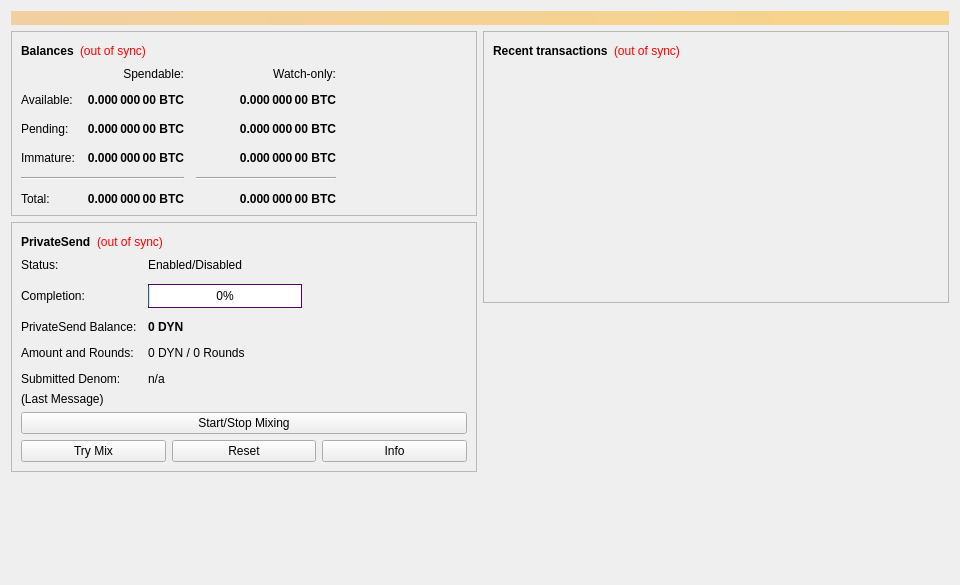
Above: src/qt/forms/overviewpage.ui from duality-solutions/Dynamic before the change. Below: the same form after it.
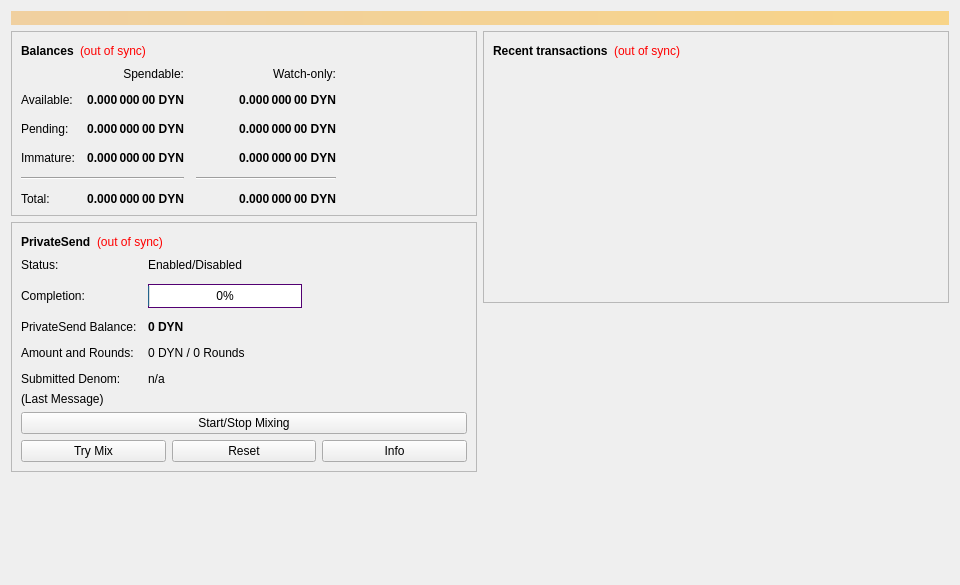
That is the form after the change.

Commit message: Fix Signal/Slot/Strings

```diff
--- a/src/qt/forms/overviewpage.ui
+++ b/src/qt/forms/overviewpage.ui
@@ -115,7 +115,7 @@
                <string>Unconfirmed transactions to watch-only addresses</string>
               </property>
               <property name="text">
-               <string notr="true">0.000 000 00 BTC</string>
+               <string notr="true">0.000 000 00 DYN</string>
               </property>
               <property name="alignment">
                <set>Qt::AlignRight|Qt::AlignTrailing|Qt::AlignVCenter</set>
@@ -140,7 +140,7 @@
                <string>Total of transactions that have yet to be confirmed, and do not yet count toward the spendable balance</string>
               </property>
               <property name="text">
-               <string notr="true">0.000 000 00 BTC</string>
+               <string notr="true">0.000 000 00 DYN</string>
               </property>
               <property name="alignment">
                <set>Qt::AlignRight|Qt::AlignTrailing|Qt::AlignVCenter</set>
@@ -165,7 +165,7 @@
                <string>Mined balance in watch-only addresses that has not yet matured</string>
               </property>
               <property name="text">
-               <string notr="true">0.000 000 00 BTC</string>
+               <string notr="true">0.000 000 00 DYN</string>
               </property>
               <property name="alignment">
                <set>Qt::AlignRight|Qt::AlignTrailing|Qt::AlignVCenter</set>
@@ -223,7 +223,7 @@
                <string>Mined balance that has not yet matured</string>
               </property>
               <property name="text">
-               <string notr="true">0.000 000 00 BTC</string>
+               <string notr="true">0.000 000 00 DYN</string>
               </property>
               <property name="alignment">
                <set>Qt::AlignRight|Qt::AlignTrailing|Qt::AlignVCenter</set>
@@ -268,7 +268,7 @@
                <string>Your current total balance</string>
               </property>
               <property name="text">
-               <string notr="true">0.000 000 00 BTC</string>
+               <string notr="true">0.000 000 00 DYN</string>
               </property>
               <property name="alignment">
                <set>Qt::AlignRight|Qt::AlignTrailing|Qt::AlignVCenter</set>
@@ -293,7 +293,7 @@
                <string>Current total balance in watch-only addresses</string>
               </property>
               <property name="text">
-               <string notr="true">0.000 000 00 BTC</string>
+               <string notr="true">0.000 000 00 DYN</string>
               </property>
               <property name="alignment">
                <set>Qt::AlignRight|Qt::AlignTrailing|Qt::AlignVCenter</set>
@@ -335,7 +335,7 @@
                <string>Your current spendable balance</string>
               </property>
               <property name="text">
-               <string notr="true">0.000 000 00 BTC</string>
+               <string notr="true">0.000 000 00 DYN</string>
               </property>
               <property name="alignment">
                <set>Qt::AlignRight|Qt::AlignTrailing|Qt::AlignVCenter</set>
@@ -360,7 +360,7 @@
                <string>Your current balance in watch-only addresses</string>
               </property>
               <property name="text">
-               <string notr="true">0.000 000 00 BTC</string>
+               <string notr="true">0.000 000 00 DYN</string>
               </property>
               <property name="alignment">
                <set>Qt::AlignRight|Qt::AlignTrailing|Qt::AlignVCenter</set>
@@ -703,7 +703,7 @@
                <string notr="true">(out of sync)</string>
               </property>
               <property name="alignment">
-               <set>Qt::AlignLeading|Qt::AlignLeft|Qt::AlignVCenter</set>
+               <set>Qt::AlignRight|Qt::AlignTrailing|Qt::AlignVCenter</set>
               </property>
              </widget>
             </item>
```
Left out of the diff: 6 changed lines with no effect on the pictures. The commit also changes 2 other files.
